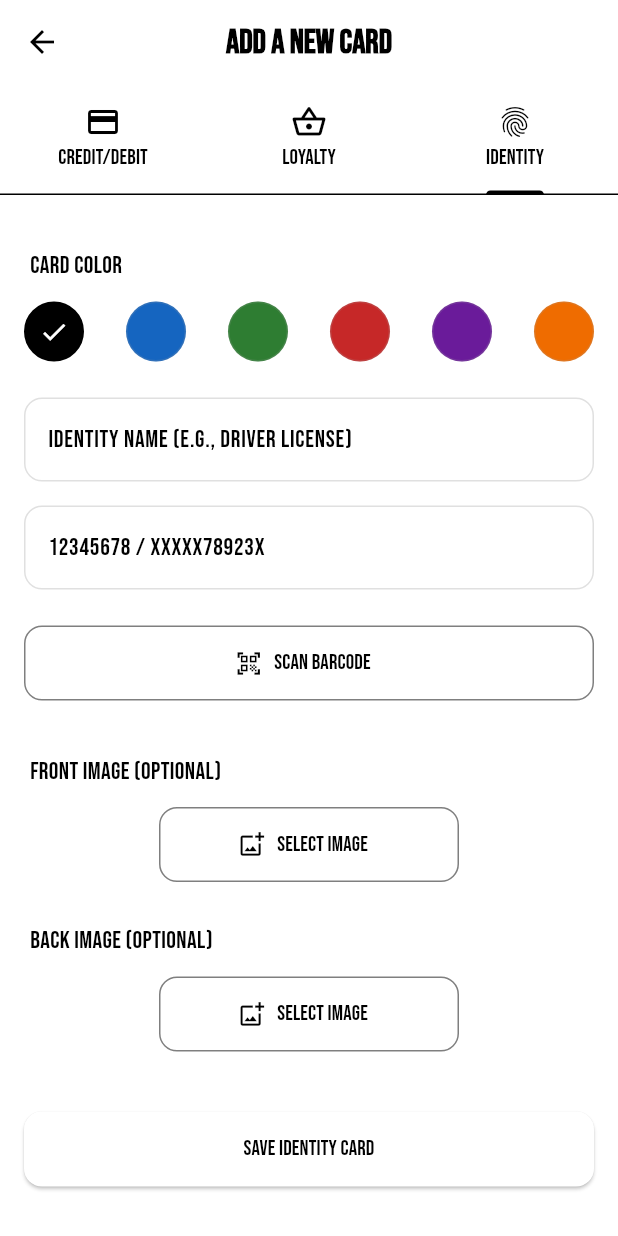
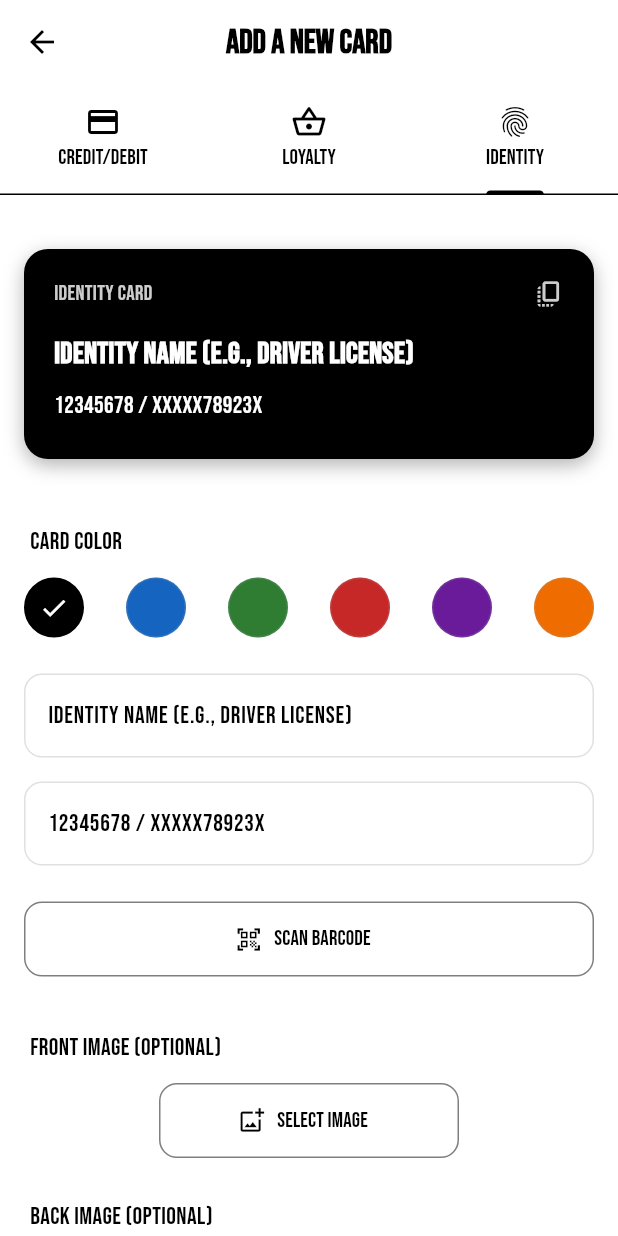
Before and after one commit to sidhant947/Wallet, a Flutter app: the AddCardScreen screen opened directly, tab 3 chosen, on a phone screen of 412 x 824 dp. Run offline on Flutter 3.47's test engine with Material 3 defaults, Android fonts, the phone set to English and light mode, and no system bars; our stand-ins replace barcode_widget, file_picker, flutter_slidable, image_picker, local_auth, lottie and 3 more; missing offline and left inert: barcode_scan2; accounts and stored records are empty.

Commit message:
Card Preview Feature Implementation , Enhancements to Wallet Details and Settings Pages

```diff
--- a/lib/models/dataentry.dart
+++ b/lib/models/dataentry.dart
@@ -1,3 +1,5 @@
+// ignore_for_file: deprecated_member_use
+
 import 'dart:io';
 import 'package:barcode_scan2/barcode_scan2.dart';
 import 'package:flutter/material.dart';
@@ -24,7 +26,7 @@ const Map<String, Color> cardColors = {
   'orange': Color(0xFFEF6C00),
 };
 
-// ... (ColorPicker widget remains the same as previous response) ...
+// ... (ColorPicker widget remains the same) ...
 class ColorPicker extends StatelessWidget {
   final String selectedColor;
   final ValueChanged<String> onColorSelected;
@@ -84,7 +86,7 @@ class ColorPicker extends StatelessWidget {
   }
 }
 
-// --- NEW: Image Picker Helper Widget ---
+// ... (ImagePickerWidget remains the same) ...
 class ImagePickerWidget extends StatelessWidget {
   final String title;
   final File? imageFile;
@@ -166,7 +168,7 @@ class ImagePickerWidget extends StatelessWidget {
   }
 }
 
-// --- Utility function to save images ---
+// ... (saveImageToAppDirectory function remains the same) ...
 Future<String?> saveImageToAppDirectory(File imageFile) async {
   try {
     final directory = await getApplicationDocumentsDirectory();
@@ -181,9 +183,7 @@ Future<String?> saveImageToAppDirectory(File imageFile) async {
   }
 }
 
-// -----------------------------------------------------------------------------
-// CREDIT CARD DATA ENTRY FORM (MODIFIED)
-// -----------------------------------------------------------------------------
+// ... (CreditCardEntryForm remains the same) ...
 class CreditCardEntryForm extends StatefulWidget {
   const CreditCardEntryForm({super.key});
 
@@ -484,7 +484,9 @@ class _CreditCardEntryFormState extends State<CreditCardEntryForm> {
   }
 }
 
-// ... (Rest of the file remains the same) ...
+// -----------------------------------------------------------------------------
+// BARCODE CARD DATA ENTRY FORM (MODIFIED)
+// -----------------------------------------------------------------------------
 class BarcodeCardEntryForm extends StatefulWidget {
   final BarcodeCardType cardType;
   const BarcodeCardEntryForm({super.key, required this.cardType});
@@ -500,6 +502,23 @@ class _BarcodeCardEntryFormState extends State<BarcodeCardEntryForm> {
   File? _frontImageFile;
   File? _backImageFile;
   final ImagePicker _picker = ImagePicker();
+
+  // --- ADDED ---
+  @override
+  void initState() {
+    super.initState();
+    // Add listeners to update the preview in real-time
+    _nameController.addListener(() => setState(() {}));
+    _numberController.addListener(() => setState(() {}));
+  }
+
+  // --- ADDED ---
+  @override
+  void dispose() {
+    _nameController.dispose();
+    _numberController.dispose();
+    super.dispose();
+  }
 
   Map<String, String> _getConfig() {
     switch (widget.cardType) {
@@ -532,6 +551,7 @@ class _BarcodeCardEntryFormState extends State<BarcodeCardEntryForm> {
   }
 
   void _addData() async {
+    // ... (This function remains the same)
     final name = _nameController.text.trim();
     final number = _numberController.text.trim();
     final messenger = ScaffoldMessenger.of(context);
@@ -583,6 +603,7 @@ class _BarcodeCardEntryFormState extends State<BarcodeCardEntryForm> {
   }
 
   Future<void> _scan() async {
+    // ... (This function remains the same)
     try {
       final result = await BarcodeScanner.scan();
       if (result.type == ResultType.Barcode) {
@@ -599,7 +620,19 @@ class _BarcodeCardEntryFormState extends State<BarcodeCardEntryForm> {
     return ListView(
       padding: const EdgeInsets.all(16.0),
       children: [
-        const SizedBox(height: 20),
+        // --- ADDED ---
+        // Live preview of the barcode card
+        _BarcodeCardPreview(
+          name: _nameController.text,
+          number: _numberController.text,
+          colorName: _selectedColor,
+          cardType: widget.cardType,
+          namePlaceholder: config['nameHint']!,
+          numberPlaceholder: config['numberHint']!,
+        ),
+
+        // --- END OF ADDED SECTION ---
+        const SizedBox(height: 24), // --- MODIFIED: Was 20
         ColorPicker(
           selectedColor: _selectedColor,
           onColorSelected: (color) => setState(() => _selectedColor = color),
@@ -660,6 +693,105 @@ class _BarcodeCardEntryFormState extends State<BarcodeCardEntryForm> {
   }
 }
 
+// -----------------------------------------------------------------------------
+// --- ADDED: NEW WIDGET FOR BARCODE CARD PREVIEW ---
+// -----------------------------------------------------------------------------
+class _BarcodeCardPreview extends StatelessWidget {
+  final String name;
+  final String number;
+  final String colorName;
+  final BarcodeCardType cardType;
+  final String namePlaceholder;
+  final String numberPlaceholder;
+
+  const _BarcodeCardPreview({
+    required this.name,
+    required this.number,
+    required this.colorName,
+    required this.cardType,
+    required this.namePlaceholder,
+    required this.numberPlaceholder,
+  });
+
+  @override
+  Widget build(BuildContext context) {
+    // Use the cardColors map to get the actual color from the name
+    final Color cardBGColor = cardColors[colorName] ?? Colors.black;
+    final String typeLabel = cardType == BarcodeCardType.identity
+        ? 'Identity Card'
+        : 'Loyalty Card';
+
+    return Container(
+      width: double.infinity,
+      margin: const EdgeInsets.only(bottom: 20.0, top: 20.0),
+      padding: const EdgeInsets.only(
+        top: 20.0,
+        left: 20.0,
+        right: 20.0,
+        bottom: 24.0,
+      ),
+      decoration: BoxDecoration(
+        color: cardBGColor,
+        borderRadius: BorderRadius.circular(16),
+        boxShadow: [
+          BoxShadow(
+            color: cardBGColor.withOpacity(0.3),
+            blurRadius: 10,
+            offset: const Offset(0, 4),
+          ),
+        ],
+      ),
+      child: Column(
+        crossAxisAlignment: CrossAxisAlignment.start,
+        children: [
+          Row(
+            mainAxisAlignment: MainAxisAlignment.spaceBetween,
+            children: [
+              Text(
+                typeLabel,
+                style: const TextStyle(
+                  color: Color.fromRGBO(255, 255, 255, 0.8),
+                  fontSize: 14,
+                ),
+              ),
+              // This is just a visual icon to match your home screen's card
+              const Icon(
+                Icons.copy_all_outlined,
+                color: Color.fromRGBO(255, 255, 255, 0.8),
+                size: 20,
+              ),
+            ],
+          ),
+          const SizedBox(height: 16),
+          Text(
+            name.isEmpty ? namePlaceholder : name,
+            style: const TextStyle(
+              color: Colors.white,
+              fontSize: 20,
+              fontWeight: FontWeight.bold,
+              fontFamily: 'Bebas', // Assuming you use this font
+            ),
+            maxLines: 1,
+            overflow: TextOverflow.ellipsis,
+          ),
+          const SizedBox(height: 8),
+          Text(
+            number.isEmpty ? numberPlaceholder : number,
+            style: const TextStyle(
+              color: Colors.white,
+              fontSize: 16,
+              fontWeight: FontWeight.w500,
+            ),
+            maxLines: 1,
+            overflow: TextOverflow.ellipsis,
+          ),
+        ],
+      ),
+    );
+  }
+}
+
+// ... (_FormSection widget remains the same) ...
 class _FormSection extends StatelessWidget {
   final List<Widget> children;
   const _FormSection({required this.children});
--- a/lib/pages/settings_page.dart
+++ b/lib/pages/settings_page.dart
@@ -1,3 +1,5 @@
+// ignore_for_file: deprecated_member_use, use_build_context_synchronously
+
 import 'package:flutter/material.dart';
 import 'package:provider/provider.dart';
 import 'package:url_launcher/url_launcher.dart';
--- a/lib/pages/walletdetails.dart
+++ b/lib/pages/walletdetails.dart
@@ -1,3 +1,5 @@
+// ignore_for_file: use_build_context_synchronously, deprecated_member_use
+
 import 'dart:io';
 import 'package:flutter/material.dart';
 import 'package:flutter/services.dart';
--- a/pubspec.yaml
+++ b/pubspec.yaml
@@ -4,7 +4,7 @@ description: "Wallet is a Flutter project designed to store card information
   as the application does not have internet access. The app is optimized for
   efficiency, allowing users to quickly copy card details for transactions."
 publish_to: "none"
-version: 1.0.17+20
+version: 1.0.18+21
 
 environment:
   sdk: ^3.9.2
```
Also changed, not shown: lib/screens/homescreen.dart (+21 -8 lines), lib/widgets/display_barcode_screen.dart (+70 -57 lines).
